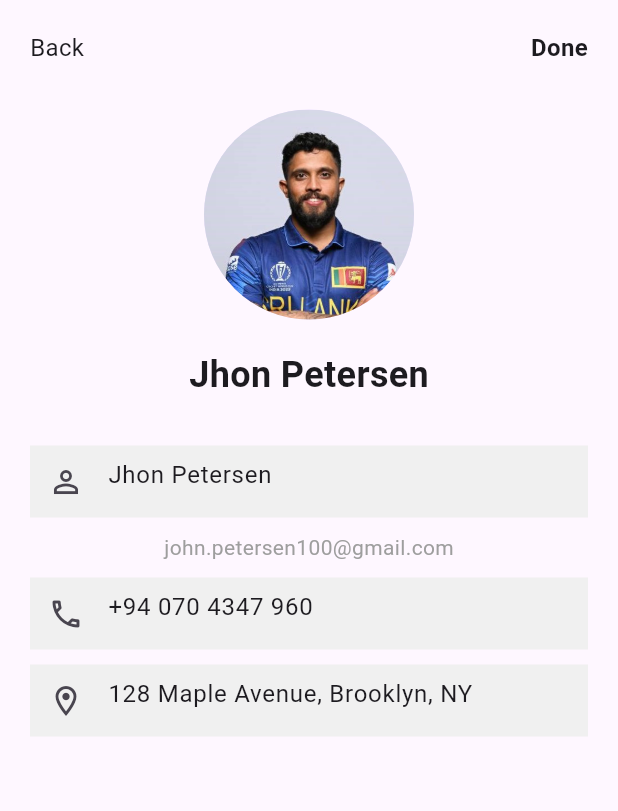
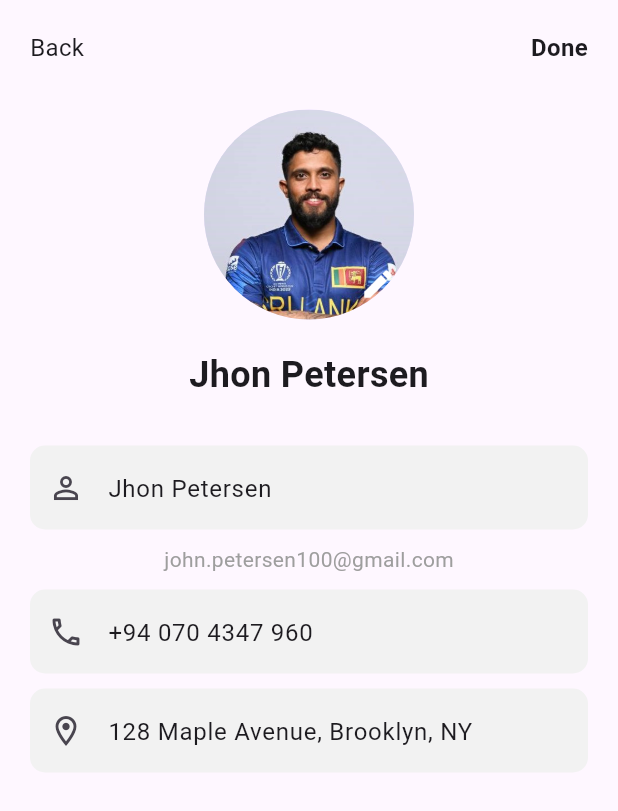
Before and after one commit to Woofy2001/ProjectBluePrint, a Flutter app: the screen it shows after launch, after a tap on "Edit", on a phone screen of 412 x 824 dp. Shown: the top 811 px of the screen. Run offline on Flutter 3.47's test engine with Material 3 defaults, Android fonts, the phone set to English and light mode, and no system bars; our stand-ins replace image_picker; Roboto replaces fonts that are missing (Poppins).

Commit message:
added a image picker to change the profile picture

```diff
--- a/blueprint_userprofile/lib/main.dart
+++ b/blueprint_userprofile/lib/main.dart
@@ -12,7 +12,10 @@ class MyApp extends StatelessWidget {
   Widget build(BuildContext context) {
     return MaterialApp(
       title: 'Blueprint User Profile',
-      theme: ThemeData(primarySwatch: Colors.blue),
+      theme: ThemeData(
+        primarySwatch: Colors.blue,
+        fontFamily: 'Poppins', // Set default font
+      ),
       home: const UserProfile(),
     );
   }
--- a/blueprint_userprofile/lib/screens/profile_edit.dart
+++ b/blueprint_userprofile/lib/screens/profile_edit.dart
@@ -1,4 +1,6 @@
 import 'package:flutter/material.dart';
+import 'package:image_picker/image_picker.dart'; // Import image picker
+import 'dart:io'; // For File class
 import '../models/user_profile_data.dart';
 
 class ProfileEdit extends StatefulWidget {
@@ -14,6 +16,8 @@ class _ProfileEditState extends State<ProfileEdit> {
   late TextEditingController nameController;
   late TextEditingController phoneController;
   late TextEditingController addressController;
+
+  XFile? _profileImage; // For storing the picked image
 
   @override
   void initState() {
@@ -31,14 +35,59 @@ class _ProfileEditState extends State<ProfileEdit> {
     super.dispose();
   }
 
-  void saveAndReturn() {
-    Navigator.pop(
-      context,
-      UserProfileData(
-        name: nameController.text,
-        email: widget.user.email,
-        phone: phoneController.text,
-        address: addressController.text,
+  // Function to pick image
+  Future<void> _pickImage() async {
+    final picker = ImagePicker();
+    final pickedFile = await picker.pickImage(source: ImageSource.gallery);
+    if (pickedFile != null) {
+      setState(() {
+        _profileImage = pickedFile;
+      });
+    }
+  }
+
+  // Function to show bottom sheet with options
+  void _showBottomSheet() {
+    showModalBottomSheet(
+      context: context,
+      builder: (BuildContext context) {
+        return Container(
+          padding: const EdgeInsets.all(20),
+          height: 200,
+          child: Column(
+            children: [
+              ListTile(
+                leading: const Icon(Icons.photo_camera),
+                title: const Text('Change Profile Picture'),
+                onTap: () {
+                  _pickImage();
+                  Navigator.pop(context);
+                },
+              ),
+              ListTile(
+                leading: const Icon(Icons.remove_red_eye),
+                title: const Text('View Profile Picture'),
+                onTap: () {
+                  // Add functionality to view the current profile picture in full screen
+                  Navigator.pop(context);
+                },
+              ),
+            ],
+          ),
+        );
+      },
+    );
+  }
+
+  InputDecoration _fieldDecoration(String hint, IconData icon) {
+    return InputDecoration(
+      prefixIcon: Icon(icon),
+      hintText: hint,
+      filled: true,
+      fillColor: const Color(0xFFF2F2F2),
+      border: OutlineInputBorder(
+        borderRadius: BorderRadius.circular(10),
+        borderSide: BorderSide.none,
       ),
     );
   }
@@ -60,7 +109,16 @@ class _ProfileEditState extends State<ProfileEdit> {
                     child: const Text('Back', style: TextStyle(fontSize: 16)),
                   ),
                   GestureDetector(
-                    onTap: saveAndReturn,
+                    onTap:
+                        () => Navigator.pop(
+                          context,
+                          UserProfileData(
+                            name: nameController.text,
+                            email: widget.user.email,
+                            phone: phoneController.text,
+                            address: addressController.text,
+                          ),
+                        ),
                     child: const Text(
                       'Done',
                       style: TextStyle(
@@ -73,14 +131,26 @@ class _ProfileEditState extends State<ProfileEdit> {
               ),
               const SizedBox(height: 30),
 
-              // Avatar
-              const CircleAvatar(
-                radius: 70,
-                backgroundImage: AssetImage('assets/images/profile.jpg'),
+              // Profile image with edit button
+              Stack(
+                alignment: Alignment.bottomRight,
+                children: [
+                  CircleAvatar(
+                    radius: 70,
+                    backgroundImage:
+                        _profileImage == null
+                            ? AssetImage('assets/images/profile.jpg')
+                                as ImageProvider
+                            : FileImage(File(_profileImage!.path)),
+                  ),
+                  IconButton(
+                    icon: const Icon(Icons.edit, color: Colors.white),
+                    onPressed: _showBottomSheet, // Show popup for options
+                  ),
+                ],
               ),
               const SizedBox(height: 20),
 
-              // Name
               Text(
                 widget.user.name,
                 style: const TextStyle(
@@ -93,12 +163,9 @@ class _ProfileEditState extends State<ProfileEdit> {
               // Editable Fields
               TextField(
                 controller: nameController,
-                decoration: const InputDecoration(
-                  prefixIcon: Icon(Icons.person_outline),
-                  hintText: 'New username',
-                  filled: true,
-                  fillColor: Color(0xFFF0F0F0),
-                  border: InputBorder.none,
+                decoration: _fieldDecoration(
+                  'New username',
+                  Icons.person_outline,
                 ),
               ),
               const SizedBox(height: 10),
@@ -112,24 +179,18 @@ class _ProfileEditState extends State<ProfileEdit> {
 
               TextField(
                 controller: phoneController,
-                decoration: const InputDecoration(
-                  prefixIcon: Icon(Icons.phone_outlined),
-                  hintText: 'New contact number',
-                  filled: true,
-                  fillColor: Color(0xFFF0F0F0),
-                  border: InputBorder.none,
+                decoration: _fieldDecoration(
+                  'New contact number',
+                  Icons.phone_outlined,
                 ),
               ),
               const SizedBox(height: 10),
 
               TextField(
                 controller: addressController,
-                decoration: const InputDecoration(
-                  prefixIcon: Icon(Icons.location_on_outlined),
-                  hintText: 'New address',
-                  filled: true,
-                  fillColor: Color(0xFFF0F0F0),
-                  border: InputBorder.none,
+                decoration: _fieldDecoration(
+                  'New address',
+                  Icons.location_on_outlined,
                 ),
               ),
             ],
--- a/blueprint_userprofile/lib/screens/user_profile.dart
+++ b/blueprint_userprofile/lib/screens/user_profile.dart
@@ -30,6 +30,7 @@ class _UserProfileState extends State<UserProfile> {
         child: Padding(
           padding: const EdgeInsets.all(20),
           child: Column(
+            crossAxisAlignment: CrossAxisAlignment.start,
             children: [
               // Top bar
               Row(
@@ -60,26 +61,27 @@ class _UserProfileState extends State<UserProfile> {
               ),
               const SizedBox(height: 30),
 
-              // Avatar
-              const CircleAvatar(
+              const Center(
+                child: CircleAvatar(
                   radius: 70,
                   backgroundImage: AssetImage('assets/images/profile.jpg'),
                 ),
+              ),
               const SizedBox(height: 20),
 
-              // Name
-              Text(
+              Center(
+                child: Text(
                   user.name,
                   style: const TextStyle(
                     fontSize: 24,
                     fontWeight: FontWeight.bold,
                   ),
                 ),
-
+              ),
               const SizedBox(height: 30),
 
-              // Email
               ListTile(
+                contentPadding: EdgeInsets.zero,
                 leading: const Icon(Icons.person_outline),
                 title: Text(
                   user.name,
@@ -88,14 +90,14 @@ class _UserProfileState extends State<UserProfile> {
                 subtitle: Text(user.email),
               ),
 
-              // Phone
               ListTile(
+                contentPadding: EdgeInsets.zero,
                 leading: const Icon(Icons.phone_outlined),
                 title: Text(user.phone),
               ),
 
-              // Address
               ListTile(
+                contentPadding: EdgeInsets.zero,
                 leading: const Icon(Icons.location_on_outlined),
                 title: Text(user.address),
               ),
--- a/blueprint_userprofile/pubspec.yaml
+++ b/blueprint_userprofile/pubspec.yaml
@@ -10,7 +10,7 @@ environment:
 dependencies:
   flutter:
     sdk: flutter
-
+  image_picker: ^0.8.5+3
   cupertino_icons: ^1.0.8
 
 dev_dependencies:
@@ -19,8 +19,9 @@ dev_dependencies:
   flutter_lints: ^5.0.0
 
 flutter:
-
   uses-material-design: true
 
   assets:
     - assets/images/profile.jpg
+    - assets/fonts/Poppins-Regular.ttf
+    - assets/fonts/Poppins-Bold.ttf
```
Also changed, not shown: blueprint_userprofile/pubspec.lock, 6 other files. Lines whose indentation alone changed are shown as unchanged.
